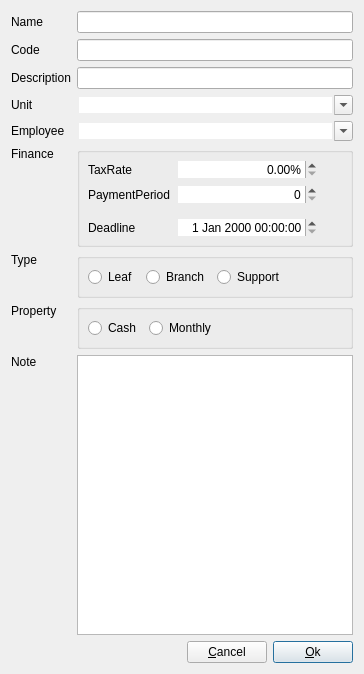
Qt form dialog/editnode/editnodestakeholder.ui (YtxCash/YTX) before a commit.
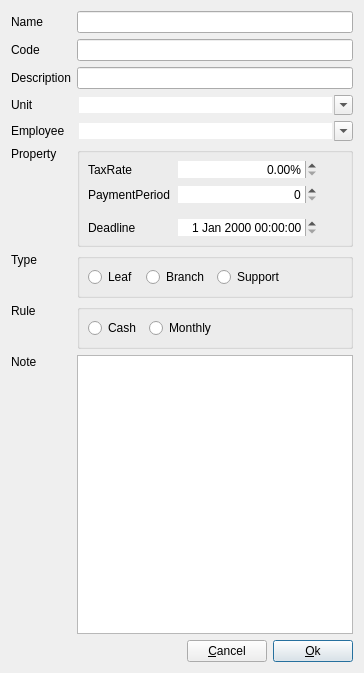
The same form after that commit. Custom widgets are drawn as their Qt base class.

Commit message: 完善EditNodeTask，未完工

The edit to the form file:
```diff
--- a/dialog/editnode/editnodestakeholder.ui
+++ b/dialog/editnode/editnodestakeholder.ui
@@ -7,7 +7,7 @@
     <x>0</x>
     <y>0</y>
     <width>364</width>
-    <height>674</height>
+    <height>673</height>
    </rect>
   </property>
   <layout class="QGridLayout" name="gridLayout_4">
@@ -133,7 +133,7 @@
     </widget>
    </item>
    <item row="5" column="0">
-    <widget class="QLabel" name="labProperty_2">
+    <widget class="QLabel" name="labProperty">
      <property name="sizePolicy">
       <sizepolicy hsizetype="Preferred" vsizetype="Preferred">
        <horstretch>0</horstretch>
@@ -141,7 +141,7 @@
       </sizepolicy>
      </property>
      <property name="text">
-      <string>Finance</string>
+      <string>Property</string>
      </property>
      <property name="alignment">
       <set>Qt::AlignmentFlag::AlignLeading|Qt::AlignmentFlag::AlignLeft|Qt::AlignmentFlag::AlignTop</set>
@@ -341,7 +341,7 @@
     </widget>
    </item>
    <item row="7" column="0">
-    <widget class="QLabel" name="labProperty">
+    <widget class="QLabel" name="labRule">
      <property name="sizePolicy">
       <sizepolicy hsizetype="Preferred" vsizetype="Preferred">
        <horstretch>0</horstretch>
@@ -349,7 +349,7 @@
       </sizepolicy>
      </property>
      <property name="text">
-      <string>Property</string>
+      <string>Rule</string>
      </property>
      <property name="alignment">
       <set>Qt::AlignmentFlag::AlignLeading|Qt::AlignmentFlag::AlignLeft|Qt::AlignmentFlag::AlignTop</set>
@@ -488,11 +488,6 @@
    <extends>QLineEdit</extends>
    <header location="global">widget/lineedit.h</header>
   </customwidget>
-  <customwidget>
-   <class>PlainTextEdit</class>
-   <extends>QPlainTextEdit</extends>
-   <header location="global">widget/plaintextedit.h</header>
-  </customwidget>
   <customwidget>
    <class>DoubleSpinBox</class>
    <extends>QDoubleSpinBox</extends>
@@ -503,6 +498,11 @@
    <extends>QDateTimeEdit</extends>
    <header location="global">widget/datetimeedit.h</header>
   </customwidget>
+  <customwidget>
+   <class>PlainTextEdit</class>
+   <extends>QPlainTextEdit</extends>
+   <header location="global">widget/plaintextedit.h</header>
+  </customwidget>
  </customwidgets>
  <tabstops>
   <tabstop>lineEditName</tabstop>
```
Left out of the diff: 6 changed lines with no effect on the pictures. The commit also changes 9 other files.
